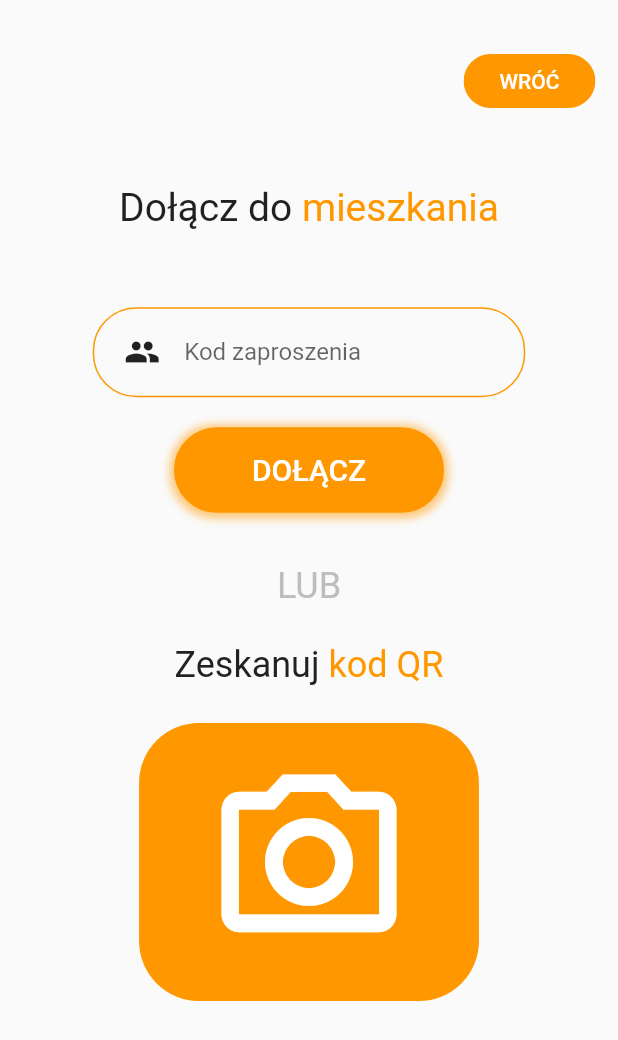
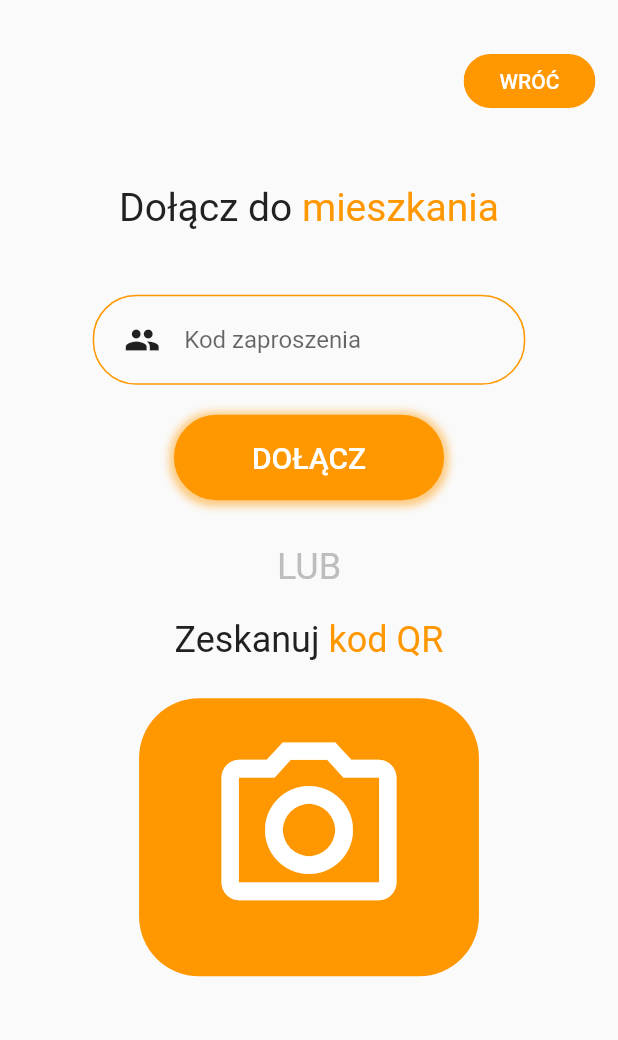
Before and after one commit to pkkamil/Planus, a Flutter app: the JoinFlat screen opened by its route, on a phone screen of 412 x 824 dp. Shown: the top 1040 px of the screen. Run offline on Flutter 3.47's test engine with Material 2 defaults, Android fonts, the phone set to English and light mode, and no system bars; our stand-ins replace charts_flutter, email_validator, flutter_spinkit, flutter_svg, hexcolor, image_picker and 2 more; missing offline and left inert: barcode_scan, flutter_circular_chart; accounts and stored records are empty; network calls fail.

Commit message:
Updated README.md. Repaired some UI bugs

```diff
--- a/Mobile/lib/components/FlatCard.dart
+++ b/Mobile/lib/components/FlatCard.dart
@@ -43,6 +43,7 @@ class FlatCard extends StatelessWidget {
           child: ClipRRect(
           borderRadius: BorderRadius.circular(10),
           child: Container(
+            padding: EdgeInsets.symmetric(horizontal: 8),
             width: size,
             height: size,
             decoration: BoxDecoration(
--- a/Mobile/lib/screens/Flat/AddingResident/JoinFlat_screen.dart
+++ b/Mobile/lib/screens/Flat/AddingResident/JoinFlat_screen.dart
@@ -25,6 +25,7 @@ class _JoinFlatState extends State<JoinFlat> {
     Size size = MediaQuery.of(context).size;
     return Scaffold(
       body: SafeArea(
+        bottom: false,
         child: Container(
           height: size.height,
             child: Stack(
@@ -49,7 +50,7 @@ class _JoinFlatState extends State<JoinFlat> {
                         ]
                       )
                     ),
-                    SizedBox(height:size.height*0.05),
+                    SizedBox(height:size.height*0.04),
                     RoundedInput(
                       width: size.width*0.7,
                       icon: Icons.group,
@@ -80,7 +81,7 @@ class _JoinFlatState extends State<JoinFlat> {
                         }
                       },
                     ),
-                    SizedBox(height:size.height*0.03),
+                    SizedBox(height:size.height*0.025),
                     Text(
                       "Lub".toUpperCase(),
                       style: TextStyle(
@@ -88,7 +89,7 @@ class _JoinFlatState extends State<JoinFlat> {
                         fontSize: 24
                       ),
                     ),
-                    SizedBox(height:size.height*0.03),
+                    SizedBox(height:size.height*0.025),
                     RichText(
                       text: TextSpan(
                         style: TextStyle(
@@ -126,6 +127,7 @@ class _JoinFlatState extends State<JoinFlat> {
                       child: Container(
                         width: size.width*0.55,
                         height: size.width*0.45,
+                        padding: EdgeInsets.fromLTRB(0, 0, 0, 10),
                         decoration: BoxDecoration(
                           borderRadius: BorderRadius.circular(40),
                           color: Colors.orange
--- a/Mobile/lib/screens/Flat/Flats_list/flats.dart
+++ b/Mobile/lib/screens/Flat/Flats_list/flats.dart
@@ -127,20 +127,20 @@ class _FlatsState extends State<Flats> {
                         SizedBox(height: size.height*0.1),
                         if(flats_count>=1)FlatCard(
                           flat_name: (flatCard==null) ? 'Loading...' : flatCard[0].name,
-                          size: size.width*0.5,
+                          size: size.width*0.51,
                           image: (flatCard==null) ? 'https://cdn.discordapp.com/attachments/635152661137850390/781908048045932544/mieszkanie.png' : flatCard[0].image,
                           flatData: (flatCard==null) ? 'Loading...' : flatCard[0],
                         ),
 
                         if(flats_count>1) FlatCard(
                           flat_name: (flatCard==null) ? 'Loading...' : flatCard[1].name,
-                          size: size.width*0.5,
+                          size: size.width*0.51,
                           image: (flatCard==null) ? 'https://cdn.discordapp.com/attachments/635152661137850390/781908048045932544/mieszkanie.png' : flatCard[1].image,
                           flatData: (flatCard==null) ? 'Loading...' : flatCard[1],
                         ),
 
                         if(flats_count==1) AddFlatCard(
-                          size: size.width*0.5,
+                          size: size.width*0.51,
                           user_id: widget.response['id'],
                         ),
                         if(flats_count==2)RoundedButton(
--- a/Mobile/lib/screens/Flat/Panel/screens/settings.dart
+++ b/Mobile/lib/screens/Flat/Panel/screens/settings.dart
@@ -25,7 +25,7 @@ class SettingsScreen extends StatelessWidget {
       child: Center(
         child: Column(
           children: [
-            SizedBox(height: size.height*0.07),
+            SizedBox(height: size.height*0.05),
             RoundedButton(
               text: "Zmiana imienia",
               width: size.width*0.7,
```
Also changed, not shown: 1 other file.
